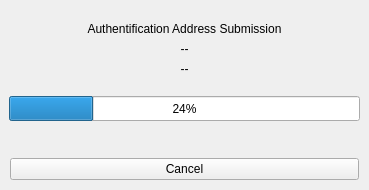
BlockSettle/terminal, file BlockSettleUILib/walletkeyssubmitfrejadialog.ui: the form before one commit.
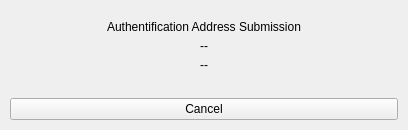
The form after the commit. Custom widgets are drawn as their Qt base class.

```diff
--- a/BlockSettleUILib/walletkeyssubmitfrejadialog.ui
+++ b/BlockSettleUILib/walletkeyssubmitfrejadialog.ui
@@ -6,16 +6,22 @@
    <rect>
     <x>0</x>
     <y>0</y>
-    <width>369</width>
-    <height>190</height>
+    <width>408</width>
+    <height>130</height>
    </rect>
   </property>
+  <property name="sizePolicy">
+   <sizepolicy hsizetype="Preferred" vsizetype="Minimum">
+    <horstretch>0</horstretch>
+    <verstretch>0</verstretch>
+   </sizepolicy>
+  </property>
   <property name="windowTitle">
    <string>Sign With Freja eID</string>
   </property>
   <layout class="QVBoxLayout" name="verticalLayout_2">
    <property name="spacing">
-    <number>5</number>
+    <number>0</number>
    </property>
    <property name="leftMargin">
     <number>0</number>
@@ -32,6 +38,12 @@
    <item>
     <widget class="QWidget" name="widget" native="true">
      <layout class="QVBoxLayout" name="verticalLayout">
+      <property name="spacing">
+       <number>5</number>
+      </property>
+      <property name="bottomMargin">
+       <number>0</number>
+      </property>
       <item>
        <spacer name="verticalSpacer_3">
         <property name="orientation">
@@ -76,36 +88,7 @@
        </widget>
       </item>
       <item>
-       <spacer name="verticalSpacer_2">
-        <property name="orientation">
-         <enum>Qt::Vertical</enum>
-        </property>
-        <property name="sizeHint" stdset="0">
-         <size>
-          <width>20</width>
-          <height>0</height>
-         </size>
-        </property>
-       </spacer>
-      </item>
-      <item>
-       <widget class="QProgressBar" name="progressBarTimeout">
-        <property name="minimumSize">
-         <size>
-          <width>0</width>
-          <height>25</height>
-         </size>
-        </property>
-        <property name="maximumSize">
-         <size>
-          <width>16777215</width>
-          <height>25</height>
-         </size>
-        </property>
-        <property name="value">
-         <number>24</number>
-        </property>
-       </widget>
+       <widget class="WalletKeysSubmitWidget" name="widgetKeysSubmit" native="true"/>
       </item>
       <item>
        <spacer name="verticalSpacer">
@@ -159,6 +142,14 @@
    </item>
   </layout>
  </widget>
+ <customwidgets>
+  <customwidget>
+   <class>WalletKeysSubmitWidget</class>
+   <extends>QWidget</extends>
+   <header>WalletKeysSubmitWidget.h</header>
+   <container>1</container>
+  </customwidget>
+ </customwidgets>
  <resources/>
  <connections/>
 </ui>
```
